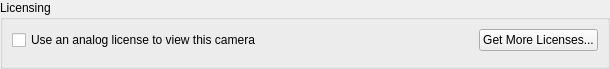
Old version of the form client/src/ui/widgets/licensing/licenses_propose_widget.ui in the repository networkoptix/nx_open.
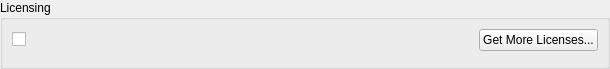
New version of the form. Custom widgets are drawn as their Qt base class.

Commit message:
VMS-382: Fixed texts in the widget
<==== Mercurial data ====>
Branch: dev_2.4.0_gui

Diff of the .ui file:
```diff
--- a/client/src/ui/widgets/licensing/licenses_propose_widget.ui
+++ b/client/src/ui/widgets/licensing/licenses_propose_widget.ui
@@ -41,11 +41,7 @@
       <item>
        <layout class="QHBoxLayout" name="horizontalLayout_7">
         <item>
-         <widget class="QCheckBox" name="analogViewCheckBox">
-          <property name="text">
-           <string>Use an analog license to view this camera</string>
-          </property>
-         </widget>
+         <widget class="QCheckBox" name="useLicenseCheckBox"/>
         </item>
         <item>
          <spacer name="horizontalSpacer_4">
```
Left out of the diff: 2 changed lines with no effect on the pictures. The commit also changes 4 other files.
